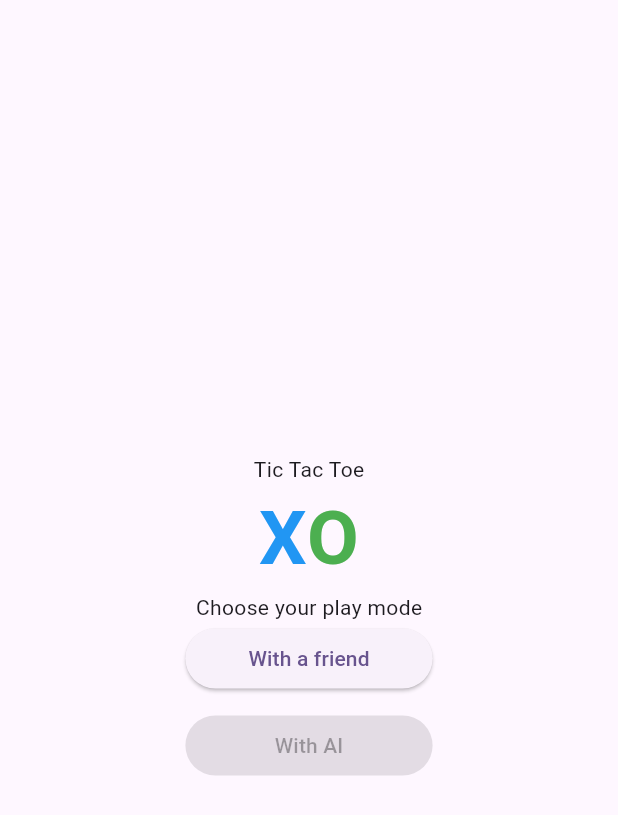
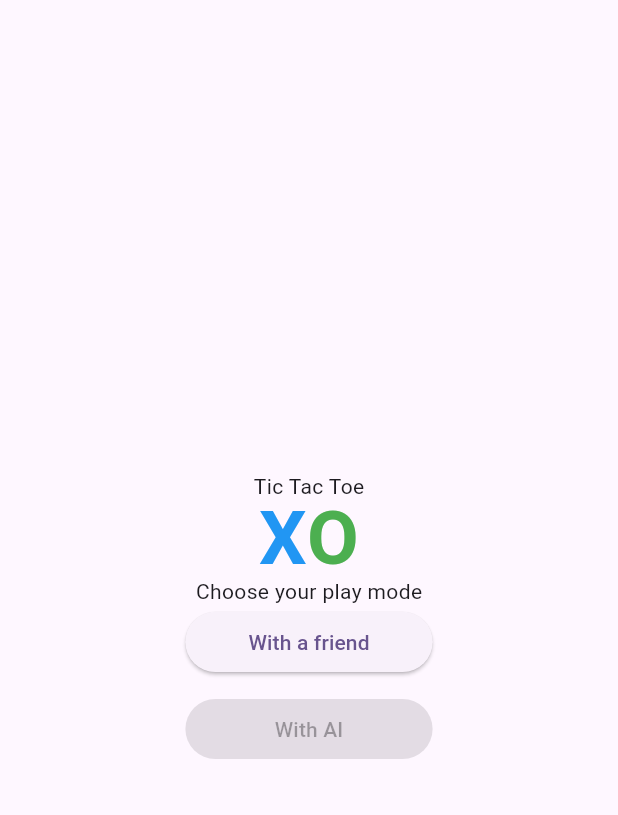
Before and after one commit to Siripongapr/tic_tac_toe, a Flutter app: the screen it shows after launch, on a phone screen of 412 x 824 dp. Shown: the top 815 px of the screen. Run offline on Flutter 3.47's test engine with Material 3 defaults, Android fonts, the phone set to English and light mode, and no system bars.

```diff
--- a/lib/route.dart
+++ b/lib/route.dart
@@ -1,5 +1,6 @@
 import 'package:flutter/material.dart';
-import 'package:tic_tac_toe/menu.dart';
+import 'package:tic_tac_toe/screens/game.dart';
+import 'package:tic_tac_toe/screens/menu.dart';
 
 class RouterScreen {
   static Route<dynamic> generateRoute(RouteSettings settings) {
@@ -8,6 +9,10 @@ class RouterScreen {
         return MaterialPageRoute(
             settings: const RouteSettings(name: '/menu'),
             builder: (_) => const Menu());
+      case '/game':
+        return MaterialPageRoute(
+            settings: const RouteSettings(name: '/game'),
+            builder: (_) => const Game());
 
       default:
         return MaterialPageRoute(
--- a/lib/menu.dart
+++ b/lib/screens/menu.dart
@@ -1,5 +1,4 @@
 import 'package:flutter/material.dart';
-import 'package:flutter/widgets.dart';
 import 'package:tic_tac_toe/xo_icon.dart';
 
 class Menu extends StatelessWidget {
@@ -14,12 +13,12 @@ class Menu extends StatelessWidget {
           child: Column(
             mainAxisAlignment: MainAxisAlignment.center,
             children: [
-              Text("Tic Tac Toe"),
-              Row(
+              const Text("Tic Tac Toe"),
+              const Row(
                 mainAxisAlignment: MainAxisAlignment.center,
                 children: [XO(text: 'X'), XO(text: 'O')],
               ),
-              Text("Choose your play mode"),
+              const Text("Choose your play mode"),
               Row(
                 children: [
                   Expanded(
@@ -27,12 +26,12 @@ class Menu extends StatelessWidget {
                         onPressed: () {
                           Navigator.pushNamed(context, '/game');
                         },
-                        child: Text('With a friend')),
+                        child: const Text('With a friend')),
                   ),
                 ],
               ),
-              SizedBox(height: 10),
-              Row(
+              const SizedBox(height: 10),
+              const Row(
                 children: [
                   Expanded(
                       child: ElevatedButton(
--- a/lib/xo_icon.dart
+++ b/lib/xo_icon.dart
@@ -8,6 +8,7 @@ class XO extends StatelessWidget {
   Widget build(BuildContext context) {
     return Text(text,
         style: TextStyle(
+            height: 1,
             fontSize: 50,
             fontWeight: FontWeight.bold,
             color: text == 'X' ? Colors.blue : Colors.green));
```
Also changed, not shown: lib/screens/game.dart (added, +72 -0 lines), lib/widget/game/cell.dart (added, +53 -0 lines), lib/widget/game/scrore.dart (added, +30 -0 lines).
